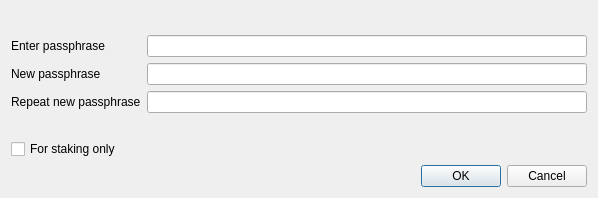
Qt form src/qt/forms/askpassphrasedialog.ui (justinvforvendetta/UltimateSecureCash) before a commit.
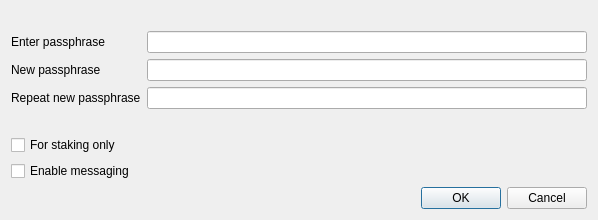
The same form after that commit.

```diff
--- a/src/qt/forms/askpassphrasedialog.ui
+++ b/src/qt/forms/askpassphrasedialog.ui
@@ -115,6 +115,22 @@
        </property>
       </widget>
      </item>
+     <item row="5" column="0">
+      <widget class="QCheckBox" name="messagingCheckBox">
+       <property name="enabled">
+        <bool>true</bool>
+       </property>
+       <property name="toolTip">
+        <string>Serves to disable the trivial sendmoney when OS account compromised. Provides no real security.</string>
+       </property>
+       <property name="text">
+        <string>Enable messaging</string>
+       </property>
+       <property name="visible">
+        <bool>false</bool>
+       </property>
+      </widget>
+     </item>
     </layout>
    </item>
    <item>
```
